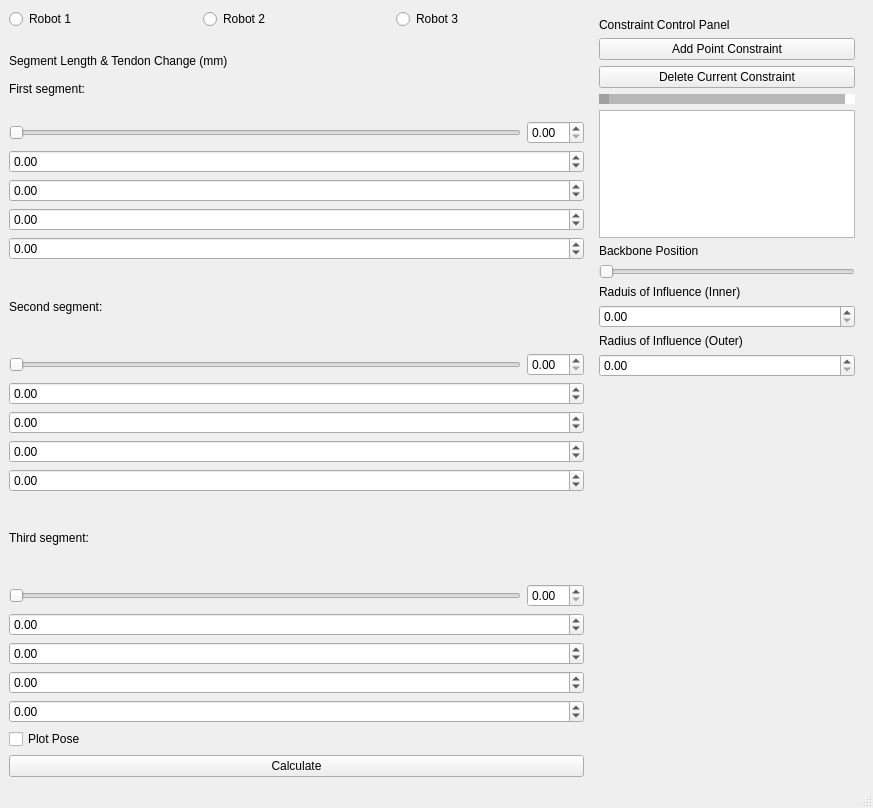
Above: mainwindow.ui from jeremyxu1998/TDCR_Simulator before the change. Below: the same form after it.
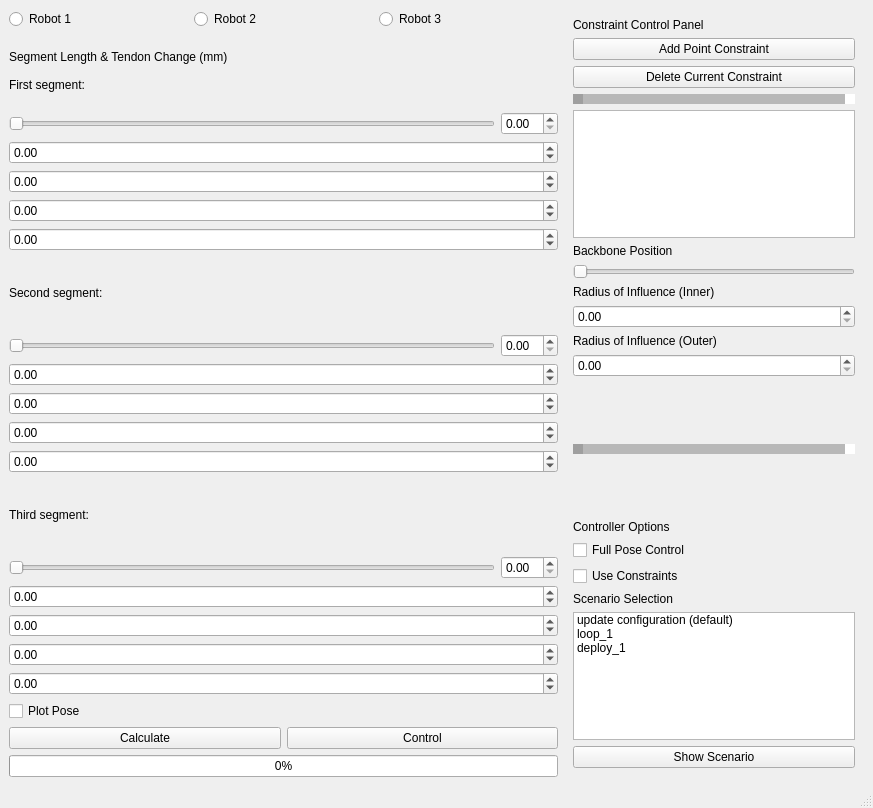
That is the form after the change.

Commit message: changed UI and files for more control options

```diff
--- a/mainwindow.ui
+++ b/mainwindow.ui
@@ -219,9 +219,27 @@
          </widget>
         </item>
         <item>
-         <widget class="QPushButton" name="calculateButton">
-          <property name="text">
-           <string>Calculate</string>
+         <layout class="QHBoxLayout" name="updateLayout">
+          <item>
+           <widget class="QPushButton" name="calculateButton">
+            <property name="text">
+             <string>Calculate</string>
+            </property>
+           </widget>
+          </item>
+          <item>
+           <widget class="QPushButton" name="controlButton">
+            <property name="text">
+             <string>Control</string>
+            </property>
+           </widget>
+          </item>
+         </layout>
+        </item>
+        <item>
+         <widget class="QProgressBar" name="progressBar">
+          <property name="value">
+           <number>0</number>
           </property>
          </widget>
         </item>
@@ -231,12 +249,24 @@
     </item>
     <item>
      <widget class="QWidget" name="constraintWidget" native="true">
+      <property name="sizePolicy">
+       <sizepolicy hsizetype="Expanding" vsizetype="Preferred">
+        <horstretch>0</horstretch>
+        <verstretch>0</verstretch>
+       </sizepolicy>
+      </property>
       <property name="minimumSize">
        <size>
         <width>256</width>
         <height>0</height>
        </size>
       </property>
+      <property name="maximumSize">
+       <size>
+        <width>300</width>
+        <height>16777215</height>
+       </size>
+      </property>
       <layout class="QVBoxLayout" name="constraintLayout">
        <item>
         <widget class="QLabel" name="constraintLabel">
@@ -339,7 +369,7 @@
        <item>
         <widget class="QLabel" name="innerRadiusLabel">
          <property name="text">
-          <string>Raduis of Influence (Inner)</string>
+          <string>Radius of Influence (Inner)</string>
          </property>
         </widget>
        </item>
@@ -397,6 +427,110 @@
          </property>
         </spacer>
        </item>
+       <item>
+        <widget class="Line" name="controlDivline">
+         <property name="sizePolicy">
+          <sizepolicy hsizetype="Preferred" vsizetype="Fixed">
+           <horstretch>0</horstretch>
+           <verstretch>0</verstretch>
+          </sizepolicy>
+         </property>
+         <property name="minimumSize">
+          <size>
+           <width>0</width>
+           <height>10</height>
+          </size>
+         </property>
+         <property name="lineWidth">
+          <number>10</number>
+         </property>
+         <property name="midLineWidth">
+          <number>10</number>
+         </property>
+         <property name="orientation">
+          <enum>Qt::Horizontal</enum>
+         </property>
+        </widget>
+       </item>
+       <item>
+        <spacer name="verticalSpacer_2">
+         <property name="orientation">
+          <enum>Qt::Vertical</enum>
+         </property>
+         <property name="sizeHint" stdset="0">
+          <size>
+           <width>20</width>
+           <height>40</height>
+          </size>
+         </property>
+        </spacer>
+       </item>
+       <item>
+        <widget class="QLabel" name="controlLabel">
+         <property name="text">
+          <string>Controller Options</string>
+         </property>
+        </widget>
+       </item>
+       <item>
+        <widget class="QCheckBox" name="fullPoseCheckBox">
+         <property name="text">
+          <string>Full Pose Control</string>
+         </property>
+        </widget>
+       </item>
+       <item>
+        <widget class="QCheckBox" name="constraintCheckBox">
+         <property name="text">
+          <string>Use Constraints</string>
+         </property>
+        </widget>
+       </item>
+       <item>
+        <widget class="QLabel" name="scenarioLabel">
+         <property name="text">
+          <string>Scenario Selection</string>
+         </property>
+        </widget>
+       </item>
+       <item>
+        <widget class="QListWidget" name="scenarioList">
+         <property name="sizePolicy">
+          <sizepolicy hsizetype="Preferred" vsizetype="Expanding">
+           <horstretch>0</horstretch>
+           <verstretch>0</verstretch>
+          </sizepolicy>
+         </property>
+         <property name="maximumSize">
+          <size>
+           <width>16777215</width>
+           <height>128</height>
+          </size>
+         </property>
+         <item>
+          <property name="text">
+           <string>update configuration (default)</string>
+          </property>
+         </item>
+         <item>
+          <property name="text">
+           <string>loop_1</string>
+          </property>
+         </item>
+         <item>
+          <property name="text">
+           <string>deploy_1</string>
+          </property>
+         </item>
+        </widget>
+       </item>
+       <item>
+        <widget class="QPushButton" name="showScenarioButton">
+         <property name="text">
+          <string>Show Scenario</string>
+         </property>
+        </widget>
+       </item>
       </layout>
      </widget>
     </item>
```
Left out of the diff: 2 changed lines with no effect on the pictures. The commit also changes 4 other files.
